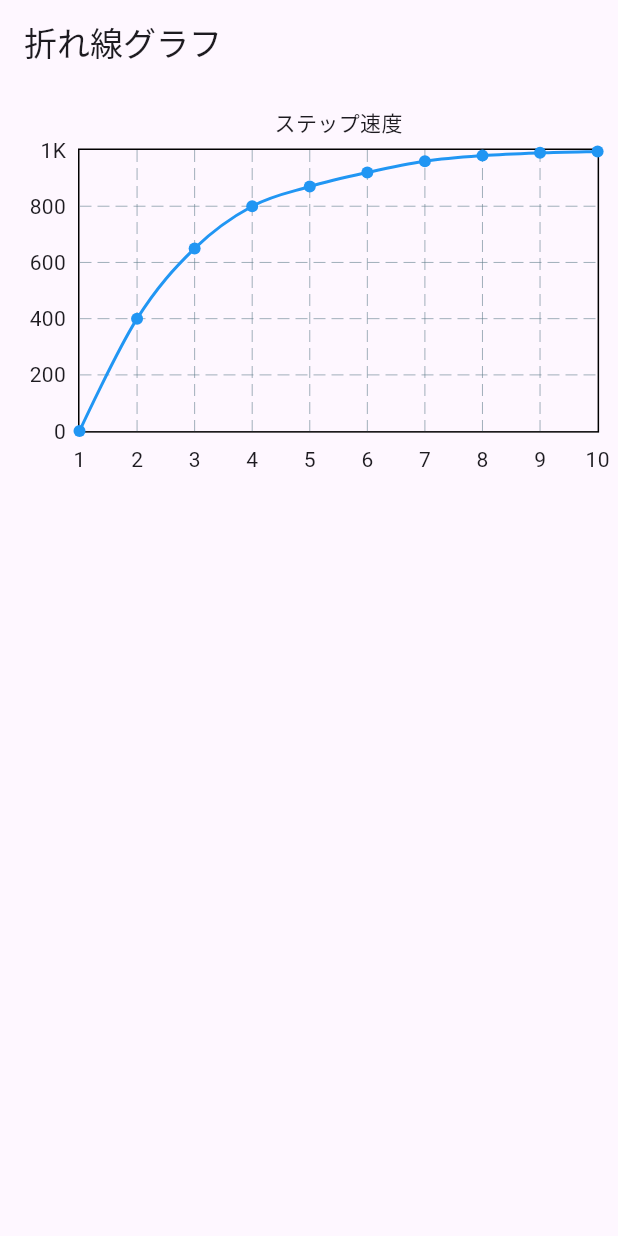
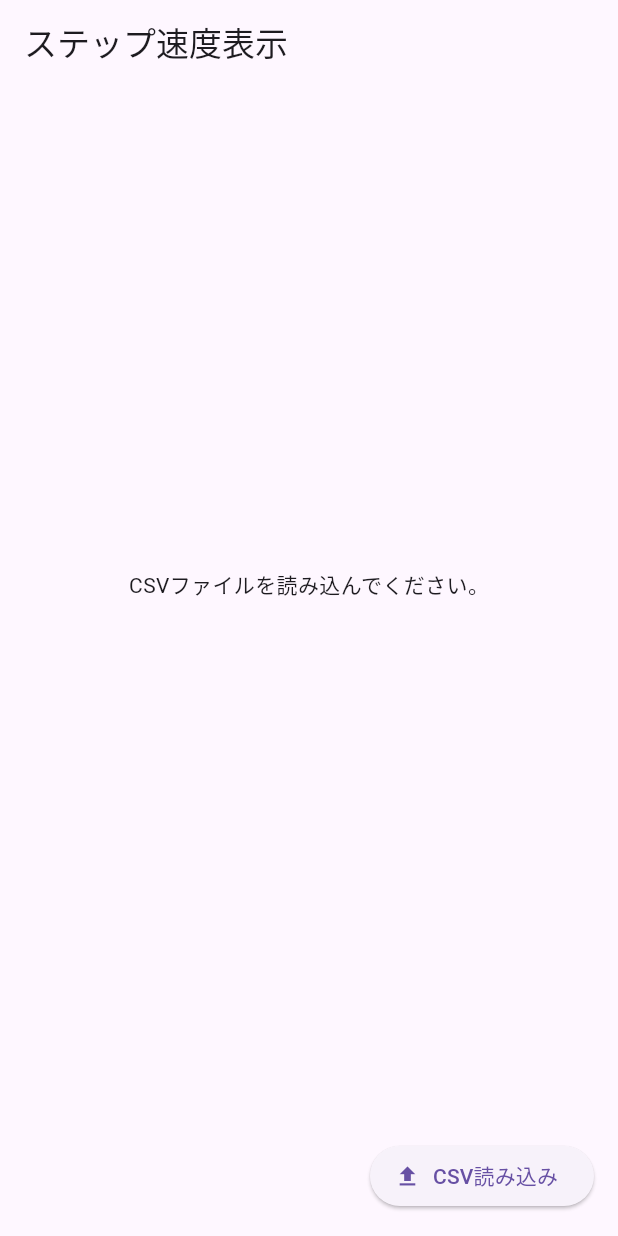
Before and after one commit to ryoono/FlutterGraphicalDisplay, a Flutter app: the screen it shows after launch, on a phone screen of 412 x 824 dp. Run offline on Flutter 3.47's test engine with Material 3 defaults, Android fonts, the phone set to English and light mode, and no system bars; drawn by our look-alikes of fl_chart; our stand-ins replace file_picker.

Commit message:
csv読み込み&グラフ表示実装

```diff
--- a/src/csv/step_speed.csv
+++ b/src/csv/step_speed.csv
@@ -1,4 +1,4 @@
-No,Speed
+No.,Speed
 1,0
 2,0
 3,0
--- a/src/lib/main.dart
+++ b/src/lib/main.dart
@@ -1,221 +1,223 @@
+import 'dart:async';
 import 'dart:io';
-import 'dart:async';
 import 'package:file_picker/file_picker.dart';
 import 'package:fl_chart/fl_chart.dart';
 import 'package:flutter/material.dart';
 
 void main() {
-  runApp(const MyApp());
+  runApp(CsvGraphApp());
 }
 
-class MyApp extends StatelessWidget {
-  const MyApp({super.key});
-
-  // This widget is the root of your application.
+class CsvGraphApp extends StatelessWidget {
   @override
   Widget build(BuildContext context) {
     return MaterialApp(
-      title: 'Flutter Demo',
+      title: 'CSV Graph Viewer',
       theme: ThemeData(
-        // This is the theme of your application.
-        //
-        // TRY THIS: Try running your application with "flutter run". You'll see
-        // the application has a purple toolbar. Then, without quitting the app,
-        // try changing the seedColor in the colorScheme below to Colors.green
-        // and then invoke "hot reload" (save your changes or press the "hot
-        // reload" button in a Flutter-supported IDE, or press "r" if you used
-        // the command line to start the app).
-        //
-        // Notice that the counter didn't reset back to zero; the application
-        // state is not lost during the reload. To reset the state, use hot
-        // restart instead.
-        //
-        // This works for code too, not just values: Most code changes can be
-        // tested with just a hot reload.
-        colorScheme: ColorScheme.fromSeed(seedColor: Colors.deepPurple),
-        useMaterial3: true,
+        primarySwatch: Colors.blue,
       ),
-      home: const MyHomePage(title: 'Flutter Demo Home Page'),
+      home: CsvGraphPage(),
     );
   }
 }
 
-class MyHomePage extends StatefulWidget {
-  const MyHomePage({super.key, required this.title});
-
-  // This widget is the home page of your application. It is stateful, meaning
-  // that it has a State object (defined below) that contains fields that affect
-  // how it looks.
-
-  // This class is the configuration for the state. It holds the values (in this
-  // case the title) provided by the parent (in this case the App widget) and
-  // used by the build method of the State. Fields in a Widget subclass are
-  // always marked "final".
-
-  final String title;
-
+class CsvGraphPage extends StatefulWidget {
   @override
-  State<MyHomePage> createState() => _MyHomePageState();
+  _CsvGraphPageState createState() => _CsvGraphPageState();
 }
 
-class _MyHomePageState extends State<MyHomePage> {
-  int _counter = 0;
+class _CsvGraphPageState extends State<CsvGraphPage> {
+  List<FlSpot> _dataPoints = [];
 
-  void _incrementCounter(){
-    setState(() {
-      // This call to setState tells the Flutter framework that something has
-      // changed in this State, which causes it to rerun the build method below
-      // so that the display can reflect the updated values. If we changed
-      // _counter without calling setState(), then the build method would not be
-      // called again, and so nothing would appear to happen.
-      // _counter++;
-      // print(_counter);
-      read_csv();
-      _counter++;
-      print(_counter);
-
-      // final result = await FilePicker.platform.pickFiles(
-      //   type: FileType.custom,
-      //   allowedExtensions: ['csv'],
-      // );
-
-      // var file = new File('../../../');
-      // Future<String> contents = file.readAsString();
-      // print(contents);
-      // contents.then((content) => print(content));
-    });
-  }
-
-  // awaitを使う時の設定
-  // https://zenn.dev/flutteruniv_dev/articles/5a1fb9cdca854e
-  Future<void> read_csv() async {
-
-    // ファイル選択
-    // https://qiita.com/krohigewagma/items/ab2beea3b00cb8c3f62b
-    final result = await FilePicker.platform.pickFiles(
+  Future<void> _pickAndLoadCsv() async {
+    // ファイルピッカーを開いてCSVファイルを選択
+    FilePickerResult? result = await FilePicker.platform.pickFiles(
       type: FileType.custom,
       allowedExtensions: ['csv'],
     );
-    print(result?.files.first.path);
 
-    // nullチェック方法
-    // https://github.com/flutter/flutter/issues/92792
-    String hoge = result?.files.first.path ?? "";
+    if (result != null && result.files.single.path != null) {
+      File file = File(result.files.single.path!);
+      String content = await file.readAsString();
+      _parseCsv(content);
+    } else {
+      // ユーザーがファイル選択をキャンセルした場合
+      ScaffoldMessenger.of(context).showSnackBar(
+        SnackBar(content: Text('ファイルの選択がキャンセルされました。')),
+      );
+    }
+  }
 
-    // ファイル読み込み
-    // https://jp-seemore.com/app/17142/
-    if( hoge != "" ){
-      var file = File(hoge);
-      var content = await file.readAsString();
-      print(content);
+  void _parseCsv(String content) {
+    List<FlSpot> tempData = [];
+    List<String> lines = content.split('\n');
+
+    if (lines.length < 2) {
+      ScaffoldMessenger.of(context).showSnackBar(
+        SnackBar(content: Text('CSVファイルのフォーマットが正しくありません。')),
+      );
+      return;
     }
-    else{
-      print("file not found");
+
+    // 1行目のヘッダーを確認
+    List<String> headers = lines[0].split(',');
+    if (headers.length < 2 ||
+        headers[0].trim() != 'No.' ||
+        headers[1].trim() != 'Speed') {
+      ScaffoldMessenger.of(context).showSnackBar(
+        SnackBar(content: Text('CSVファイルのヘッダーが正しくありません。')),
+      );
+      return;
     }
+
+    // 2行目以降をパース
+    for (int i = 1; i < lines.length; i++) {
+      String line = lines[i].trim();
+      if (line.isEmpty) continue; // 空行をスキップ
+
+      List<String> parts = line.split(',');
+      if (parts.length < 2) continue; // 不完全な行をスキップ
+
+      try {
+        int no = int.parse(parts[0].trim());
+        double speedCm = double.parse(parts[1].trim());
+
+        // cm/min を m/min に変換
+        double speed = speedCm / 100.0;
+
+        // 時間を秒単位に変換（No. * 5ms）
+        double timeInSeconds = (no * 5) / 1000.0;
+
+        tempData.add(FlSpot(timeInSeconds, speed));
+      } catch (e) {
+        // パースエラーが発生した場合はスキップ
+        continue;
+      }
+    }
+
+    setState(() {
+      _dataPoints = tempData;
+    });
   }
 
   @override
   Widget build(BuildContext context) {
-    // This method is rerun every time setState is called, for instance as done
-    // by the _incrementCounter method above.
-    //
-    // The Flutter framework has been optimized to make rerunning build methods
-    // fast, so that you can just rebuild anything that needs updating rather
-    // than having to individually change instances of widgets.
-
-    final screenWidth = MediaQuery.of(context).size.width;
-
     return Scaffold(
       appBar: AppBar(
-        title: const Text('折れ線グラフ'),
+        title: Text('ステップ速度表示'),
       ),
-      body: Padding(
-        padding: const EdgeInsets.all(8.0),
-        child: SizedBox(
-          width: screenWidth * 0.95,
-          height: screenWidth * 0.95 * 0.65,
+      body: Column(
+        children: [
+          Expanded(
+            child: _dataPoints.isEmpty
+                ? Center(child: Text('CSVファイルを読み込んでください。'))
+                : Padding(
+                    padding: const EdgeInsets.all(16.0),
                     child: LineChart(
                       LineChartData(
+                        gridData: FlGridData(show: true),
+                        titlesData: FlTitlesData(
+                          // 上部のタイトルを非表示
+                          topTitles: AxisTitles(
+                            sideTitles: SideTitles(showTitles: false),
+                          ),
+                          // 右側のタイトルを非表示
+                          rightTitles: AxisTitles(
+                            sideTitles: SideTitles(showTitles: false),
+                          ),
+                          // 下部のタイトルと単位の設定
+                          bottomTitles: AxisTitles(
+                            sideTitles: SideTitles(
+                              showTitles: true,
+                              reservedSize: 30,
+                              interval: _calculateXInterval(),
+                              getTitlesWidget: (value, meta) {
+                                // 値のみ表示
+                                return Padding(
+                                  padding: const EdgeInsets.only(top: 8.0),
+                                  child: Text('${value.toStringAsFixed(2)}'),
+                                );
+                              },
+                            ),
+                            axisNameWidget: Padding(
+                              padding: const EdgeInsets.only(top: 8.0),
+                              child: Text('[s]'),
+                            ),
+                            axisNameSize: 20,
+                          ),
+                          // 左側のタイトルと単位の設定
+                          leftTitles: AxisTitles(
+                            sideTitles: SideTitles(
+                              showTitles: true,
+                              reservedSize: 40,
+                              interval: _calculateYInterval(),
+                              getTitlesWidget: (value, meta) {
+                                // 値のみ表示
+                                return Text('${value.toStringAsFixed(1)}');
+                              },
+                            ),
+                            axisNameWidget: Padding(
+                              padding: const EdgeInsets.only(right: 8.0),
+                              child: Text('[m/min]'),
+                            ),
+                            axisNameSize: 20,
+                          ),
+                        ),
+                        borderData: FlBorderData(
+                          show: true,
+                          border: Border.all(color: Colors.black, width: 1),
+                        ),
+                        minX: _dataPoints.first.x,
+                        maxX: _dataPoints.last.x,
+                        minY: _getMinY(),
+                        maxY: _getMaxY(),
                         lineBarsData: [
                           LineChartBarData(
-                  spots: const [
-                    FlSpot(1, 0),
-                    FlSpot(2, 400),
-                    FlSpot(3, 650),
-                    FlSpot(4, 800),
-                    FlSpot(5, 870),
-                    FlSpot(6, 920),
-                    FlSpot(7, 960),
-                    FlSpot(8, 980),
-                    FlSpot(9, 990),
-                    FlSpot(10, 995),
-                  ],
-                  isCurved: true,
+                            spots: _dataPoints,
+                            isCurved: false,
                             color: Colors.blue,
+                            barWidth: 2,
+                            dotData: FlDotData(show: false),
                           ),
                         ],
-              titlesData: const FlTitlesData(
-                topTitles: AxisTitles(
-                  axisNameWidget: Text(
-                    "ステップ速度",
-                  ),
-                  axisNameSize: 35.0,
-                ),
-                rightTitles:
-                    AxisTitles(sideTitles: SideTitles(showTitles: false)),
-              ),
-              maxY: 1000,
-              minY: 0,
                       ),
                     ),
                   ),
           ),
+          SizedBox(height: 20),
+          Align(
+            alignment: Alignment.bottomRight,
+            child: Padding(
+              padding: const EdgeInsets.all(16.0),
+              child: ElevatedButton.icon(
+                onPressed: _pickAndLoadCsv,
+                icon: Icon(Icons.file_upload),
+                label: Text('CSV読み込み'),
+              ),
+            ),
+          ),
+        ],
+      ),
     );
+  }
 
-    // return Scaffold(
-    //   appBar: AppBar(
-    //     // TRY THIS: Try changing the color here to a specific color (to
-    //     // Colors.amber, perhaps?) and trigger a hot reload to see the AppBar
-    //     // change color while the other colors stay the same.
-    //     backgroundColor: Theme.of(context).colorScheme.inversePrimary,
-    //     // Here we take the value from the MyHomePage object that was created by
-    //     // the App.build method, and use it to set our appbar title.
-    //     title: Text(widget.title),
-    //   ),
-    //   body: Center(
-    //     // Center is a layout widget. It takes a single child and positions it
-    //     // in the middle of the parent.
-    //     child: Column(
-    //       // Column is also a layout widget. It takes a list of children and
-    //       // arranges them vertically. By default, it sizes itself to fit its
-    //       // children horizontally, and tries to be as tall as its parent.
-    //       //
-    //       // Column has various properties to control how it sizes itself and
-    //       // how it positions its children. Here we use mainAxisAlignment to
-    //       // center the children vertically; the main axis here is the vertical
-    //       // axis because Columns are vertical (the cross axis would be
-    //       // horizontal).
-    //       //
-    //       // TRY THIS: Invoke "debug painting" (choose the "Toggle Debug Paint"
-    //       // action in the IDE, or press "p" in the console), to see the
-    //       // wireframe for each widget.
-    //       mainAxisAlignment: MainAxisAlignment.center,
-    //       children: <Widget>[
-    //         const Text(
-    //           'You have pushed the button this many times:',
-    //         ),
-    //         Text(
-    //           '$_counter',
-    //           style: Theme.of(context).textTheme.headlineMedium,
-    //         ),
-    //       ],
-    //     ),
-    //   ),
-    //   floatingActionButton: FloatingActionButton(
-    //     onPressed: _incrementCounter,
-    //     tooltip: 'Increment',
-    //     child: const Icon(Icons.add),
-    //   ), // This trailing comma makes auto-formatting nicer for build methods.
-    // );
+  double _getMinY() {
+    double minY = _dataPoints.map((e) => e.y).reduce((a, b) => a < b ? a : b);
+    return minY - 1; // マージンを追加
+  }
+
+  double _getMaxY() {
+    double maxY = _dataPoints.map((e) => e.y).reduce((a, b) => a > b ? a : b);
+    return maxY + 1; // マージンを追加
+  }
+
+  double _calculateXInterval() {
+    double totalTime = _dataPoints.last.x - _dataPoints.first.x;
+    return totalTime / 5; // 適当な間隔を設定
+  }
+
+  double _calculateYInterval() {
+    double maxY = _getMaxY();
+    return (maxY / 5).ceilToDouble();
   }
 }
```
Also changed, not shown: 1 other file. Lines whose indentation alone changed are shown as unchanged.
